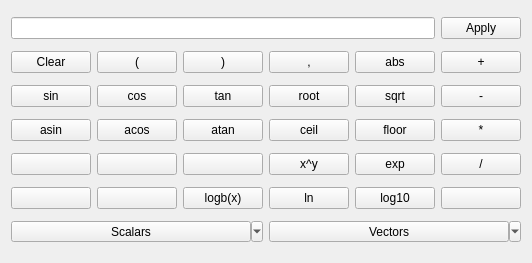
Old version of the form Source/SIMPLViewWidgetsLib/FilterParameterWidgets/UI_Files/CalculatorWidget.ui in the repository BlueQuartzSoftware/SIMPLView.
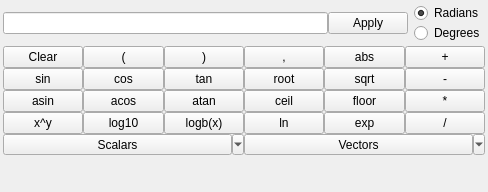
New version of the form.

Commit message: Adding radians/degrees radio buttons.

What changed in the file:
```diff
--- a/Source/SIMPLViewWidgetsLib/FilterParameterWidgets/UI_Files/CalculatorWidget.ui
+++ b/Source/SIMPLViewWidgetsLib/FilterParameterWidgets/UI_Files/CalculatorWidget.ui
@@ -6,225 +6,248 @@
    <rect>
     <x>0</x>
     <y>0</y>
-    <width>518</width>
-    <height>263</height>
+    <width>488</width>
+    <height>192</height>
    </rect>
   </property>
   <property name="windowTitle">
    <string>Form</string>
   </property>
-  <layout class="QGridLayout" name="gridLayout">
-   <item row="5" column="0">
-    <widget class="QPushButton" name="sinhBtn">
-     <property name="text">
-      <string/>
-     </property>
-    </widget>
-   </item>
-   <item row="5" column="2">
-    <widget class="QPushButton" name="tanhBtn">
-     <property name="text">
-      <string/>
-     </property>
-    </widget>
-   </item>
-   <item row="3" column="5">
-    <widget class="QPushButton" name="addBtn">
-     <property name="text">
-      <string>-</string>
-     </property>
-    </widget>
-   </item>
-   <item row="2" column="4">
-    <widget class="QPushButton" name="jHatBtn">
-     <property name="text">
-      <string>abs</string>
-     </property>
-    </widget>
-   </item>
-   <item row="2" column="2">
-    <widget class="QPushButton" name="rightBraceBtn">
-     <property name="text">
-      <string>)</string>
-     </property>
-    </widget>
-   </item>
-   <item row="4" column="5">
-    <widget class="QPushButton" name="subtractBtn">
-     <property name="text">
-      <string>*</string>
-     </property>
-    </widget>
-   </item>
-   <item row="2" column="0">
-    <widget class="QPushButton" name="clearBtn">
-     <property name="text">
-      <string>Clear</string>
+  <layout class="QGridLayout" name="gridLayout" rowstretch="0,0,0,0,0,0,0,0,1">
+   <property name="leftMargin">
+    <number>3</number>
+   </property>
+   <property name="topMargin">
+    <number>3</number>
+   </property>
+   <property name="rightMargin">
+    <number>3</number>
+   </property>
+   <property name="bottomMargin">
+    <number>3</number>
+   </property>
+   <property name="horizontalSpacing">
+    <number>6</number>
+   </property>
+   <property name="verticalSpacing">
+    <number>3</number>
+   </property>
+   <item row="1" column="0" colspan="6">
+    <layout class="QHBoxLayout" name="horizontalLayout_2">
+     <property name="leftMargin">
+      <number>0</number>
      </property>
-    </widget>
-   </item>
-   <item row="5" column="4">
-    <widget class="QPushButton" name="expBtn">
-     <property name="text">
-      <string>exp</string>
+     <property name="topMargin">
+      <number>0</number>
      </property>
-    </widget>
-   </item>
-   <item row="6" column="4">
-    <widget class="QPushButton" name="log10Btn">
+     <item>
+      <widget class="QLineEdit" name="equation">
+       <property name="readOnly">
+        <bool>false</bool>
+       </property>
+      </widget>
+     </item>
+     <item>
+      <widget class="QPushButton" name="applyChangesBtn">
      <property name="text">
-      <string>log10</string>
+        <string>Apply</string>
      </property>
     </widget>
    </item>
-   <item row="2" column="3">
-    <widget class="QPushButton" name="iHatBtn">
+    </layout>
+   </item>
+   <item row="1" column="6">
+    <layout class="QVBoxLayout" name="verticalLayout">
+     <item>
+      <widget class="QRadioButton" name="radiansBtn">
      <property name="text">
-      <string>,</string>
-     </property>
-    </widget>
-   </item>
-   <item row="5" column="5">
-    <widget class="QPushButton" name="multiplyBtn">
+        <string>Radians</string>
+       </property>
+       <property name="checked">
+        <bool>true</bool>
+       </property>
+      </widget>
+     </item>
+     <item>
+      <widget class="QRadioButton" name="degreesBtn">
      <property name="text">
-      <string>/</string>
+        <string>Degrees</string>
      </property>
     </widget>
    </item>
-   <item row="3" column="4">
+    </layout>
+   </item>
+   <item row="2" column="0" colspan="7">
+    <layout class="QGridLayout" name="gridLayout_2">
+     <item row="1" column="4">
     <widget class="QPushButton" name="sqrtBtn">
      <property name="text">
       <string>sqrt</string>
      </property>
     </widget>
    </item>
-   <item row="4" column="4">
+     <item row="2" column="4">
     <widget class="QPushButton" name="floorBtn">
      <property name="text">
       <string>floor</string>
      </property>
     </widget>
    </item>
-   <item row="6" column="5">
-    <widget class="QPushButton" name="divideBtn">
+     <item row="3" column="5">
+      <widget class="QPushButton" name="multiplyBtn">
      <property name="text">
-      <string/>
+        <string>/</string>
      </property>
     </widget>
    </item>
-   <item row="2" column="1">
-    <widget class="QPushButton" name="leftBraceBtn">
-     <property name="text">
-      <string>(</string>
-     </property>
-    </widget>
-   </item>
-   <item row="3" column="0">
-    <widget class="QPushButton" name="sinBtn">
-     <property name="text">
-      <string>sin</string>
-     </property>
-    </widget>
-   </item>
-   <item row="2" column="5">
-    <widget class="QPushButton" name="kHatBtn">
-     <property name="text">
-      <string>+</string>
-     </property>
-    </widget>
-   </item>
-   <item row="6" column="2">
+     <item row="3" column="2">
     <widget class="QPushButton" name="normBtn">
      <property name="text">
       <string>logb(x)</string>
      </property>
     </widget>
    </item>
-   <item row="4" column="2">
+     <item row="2" column="2">
     <widget class="QPushButton" name="atanBtn">
      <property name="text">
       <string>atan</string>
      </property>
     </widget>
    </item>
-   <item row="6" column="1">
-    <widget class="QPushButton" name="magBtn">
+     <item row="0" column="5">
+      <widget class="QPushButton" name="kHatBtn">
      <property name="text">
-      <string/>
+        <string>+</string>
      </property>
     </widget>
    </item>
-   <item row="3" column="3">
+     <item row="3" column="0">
+      <widget class="QPushButton" name="xExpYBtn">
+       <property name="text">
+        <string>x^y</string>
+       </property>
+      </widget>
+     </item>
+     <item row="1" column="5">
+      <widget class="QPushButton" name="addBtn">
+       <property name="text">
+        <string>-</string>
+       </property>
+      </widget>
+     </item>
+     <item row="0" column="3">
+      <widget class="QPushButton" name="iHatBtn">
+       <property name="text">
+        <string>,</string>
+       </property>
+      </widget>
+     </item>
+     <item row="1" column="0">
+      <widget class="QPushButton" name="sinBtn">
+       <property name="text">
+        <string>sin</string>
+       </property>
+      </widget>
+     </item>
+     <item row="2" column="0">
+      <widget class="QPushButton" name="asinBtn">
+       <property name="text">
+        <string>asin</string>
+       </property>
+      </widget>
+     </item>
+     <item row="3" column="4">
+      <widget class="QPushButton" name="expBtn">
+       <property name="text">
+        <string>exp</string>
+       </property>
+      </widget>
+     </item>
+     <item row="2" column="5">
+      <widget class="QPushButton" name="subtractBtn">
+       <property name="text">
+        <string>*</string>
+       </property>
+      </widget>
+     </item>
+     <item row="1" column="1">
+      <widget class="QPushButton" name="cosBtn">
+       <property name="text">
+        <string>cos</string>
+       </property>
+      </widget>
+     </item>
+     <item row="2" column="1">
+      <widget class="QPushButton" name="acosBtn">
+       <property name="text">
+        <string>acos</string>
+       </property>
+      </widget>
+     </item>
+     <item row="1" column="3">
     <widget class="QPushButton" name="absBtn">
      <property name="text">
       <string>root</string>
      </property>
     </widget>
    </item>
-   <item row="6" column="0">
-    <widget class="QPushButton" name="v1v2Btn">
+     <item row="0" column="2">
+      <widget class="QPushButton" name="rightBraceBtn">
      <property name="text">
-      <string/>
+        <string>)</string>
      </property>
     </widget>
    </item>
-   <item row="3" column="2">
+     <item row="0" column="1">
+      <widget class="QPushButton" name="leftBraceBtn">
+       <property name="text">
+        <string>(</string>
+       </property>
+      </widget>
+     </item>
+     <item row="1" column="2">
     <widget class="QPushButton" name="tanBtn">
      <property name="text">
       <string>tan</string>
      </property>
     </widget>
    </item>
-   <item row="5" column="1">
-    <widget class="QPushButton" name="coshBtn">
+     <item row="0" column="0">
+      <widget class="QPushButton" name="clearBtn">
      <property name="text">
-      <string/>
+        <string>Clear</string>
      </property>
     </widget>
    </item>
-   <item row="4" column="0">
-    <widget class="QPushButton" name="asinBtn">
-     <property name="text">
-      <string>asin</string>
-     </property>
-    </widget>
-   </item>
-   <item row="6" column="3">
-    <widget class="QPushButton" name="lnBtn">
-     <property name="text">
-      <string>ln</string>
-     </property>
-    </widget>
-   </item>
-   <item row="5" column="3">
-    <widget class="QPushButton" name="xExpYBtn">
-     <property name="text">
-      <string>x^y</string>
-     </property>
-    </widget>
-   </item>
-   <item row="4" column="3">
+     <item row="2" column="3">
     <widget class="QPushButton" name="ceilBtn">
      <property name="text">
       <string>ceil</string>
      </property>
     </widget>
    </item>
-   <item row="4" column="1">
-    <widget class="QPushButton" name="acosBtn">
-     <property name="text">
-      <string>acos</string>
-     </property>
-    </widget>
-   </item>
    <item row="3" column="1">
-    <widget class="QPushButton" name="cosBtn">
+      <widget class="QPushButton" name="log10Btn">
      <property name="text">
-      <string>cos</string>
+        <string>log10</string>
      </property>
     </widget>
    </item>
-   <item row="7" column="0" colspan="3">
+     <item row="0" column="4">
+      <widget class="QPushButton" name="jHatBtn">
+       <property name="text">
+        <string>abs</string>
+       </property>
+      </widget>
+     </item>
+     <item row="3" column="3">
+      <widget class="QPushButton" name="lnBtn">
+       <property name="text">
+        <string>ln</string>
+       </property>
+      </widget>
+     </item>
+     <item row="4" column="0" colspan="3">
     <widget class="QToolButton" name="scalarsBtn">
      <property name="sizePolicy">
       <sizepolicy hsizetype="Minimum" vsizetype="Fixed">
@@ -243,7 +266,7 @@
      </property>
     </widget>
    </item>
-   <item row="7" column="3" colspan="3">
+     <item row="4" column="3" colspan="3">
     <widget class="QToolButton" name="vectorsBtn">
      <property name="sizePolicy">
       <sizepolicy hsizetype="Preferred" vsizetype="Fixed">
@@ -256,28 +279,6 @@
      </property>
      <property name="popupMode">
       <enum>QToolButton::MenuButtonPopup</enum>
-     </property>
-    </widget>
-   </item>
-   <item row="1" column="0" colspan="6">
-    <layout class="QHBoxLayout" name="horizontalLayout_2">
-     <property name="leftMargin">
-      <number>0</number>
-     </property>
-     <property name="topMargin">
-      <number>0</number>
-     </property>
-     <item>
-      <widget class="QLineEdit" name="equation">
-       <property name="readOnly">
-        <bool>false</bool>
-       </property>
-      </widget>
-     </item>
-     <item>
-      <widget class="QPushButton" name="applyChangesBtn">
-       <property name="text">
-        <string>Apply</string>
        </property>
       </widget>
      </item>
```
Lines whose indentation alone changed are shown as unchanged. The commit also changes 2 other files.
